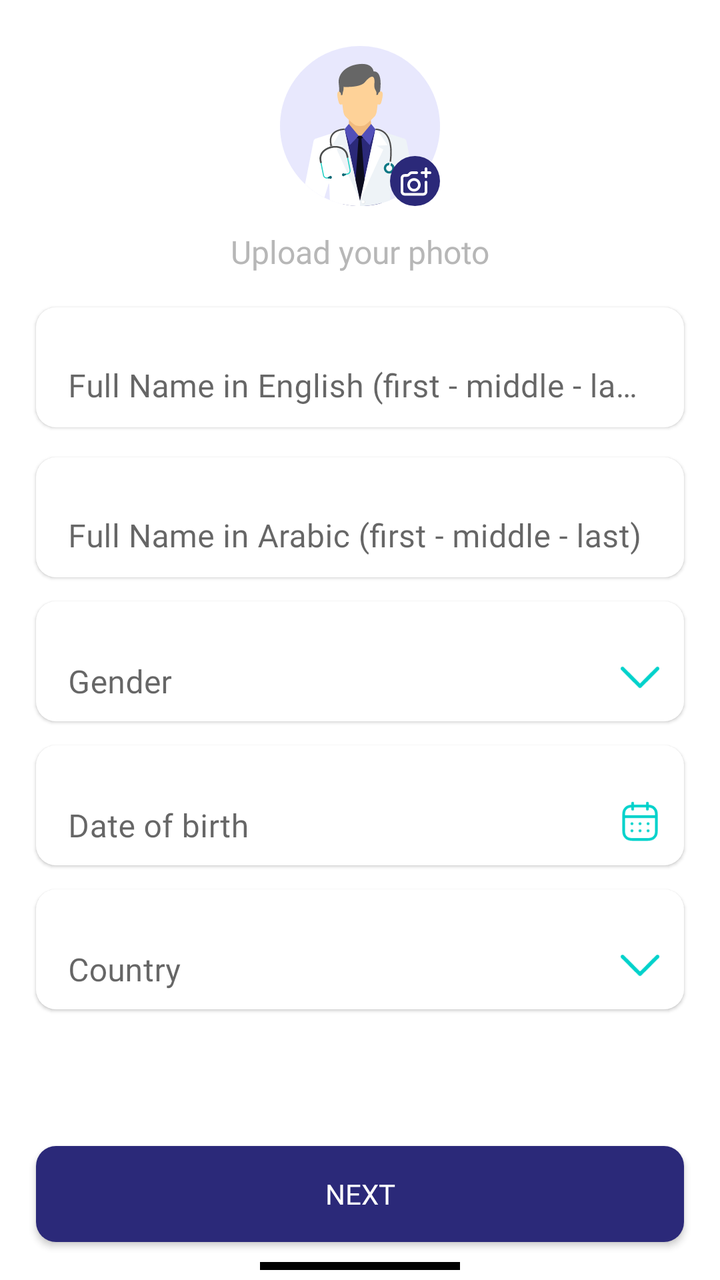
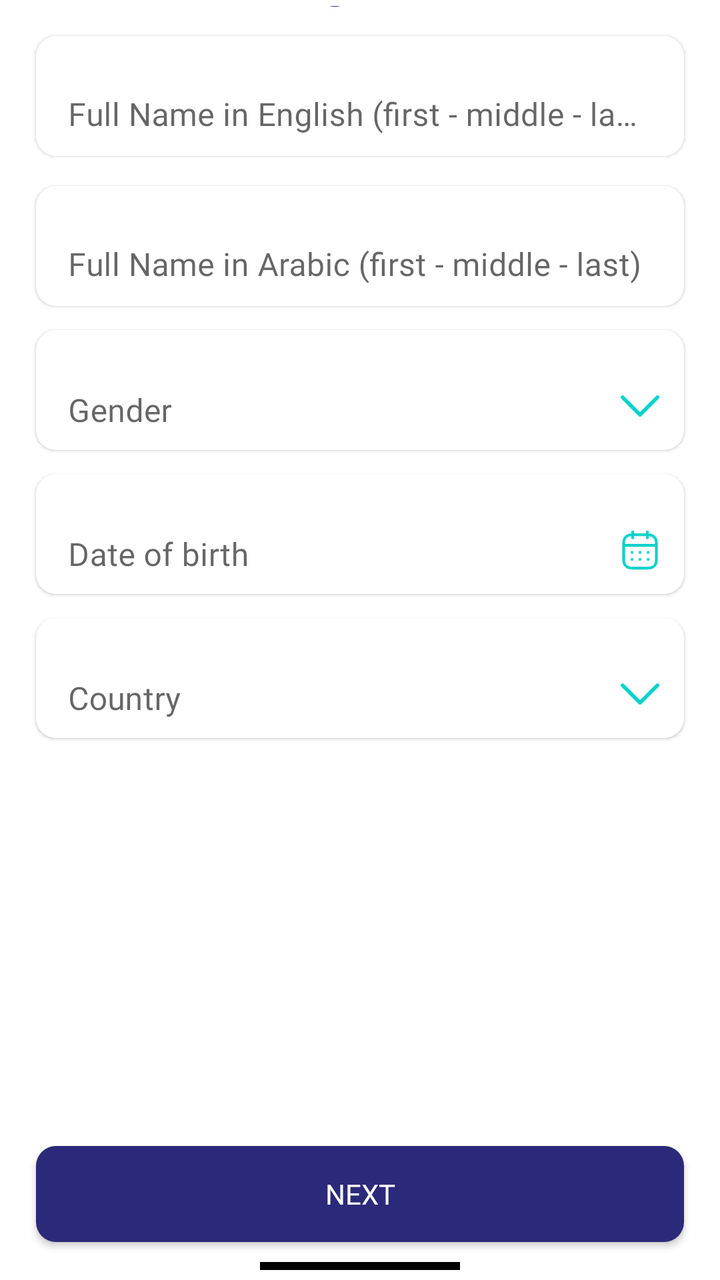

Screens rendered from an Android XML layout before and after an edit, with the pre-edit source and the edit as a unified diff.
<!-- AndroidManifest.xml: application theme Theme.NewDesign -->
<!-- res/layout/personalinfofragment.xml -->
<?xml version="1.0" encoding="utf-8"?>
<androidx.constraintlayout.widget.ConstraintLayout xmlns:android="http://schemas.android.com/apk/res/android"
    xmlns:app="http://schemas.android.com/apk/res-auto"
    xmlns:tools="http://schemas.android.com/tools"
    android:layout_width="match_parent"
    android:layout_height="match_parent"
    tools:context=".fragment.navstrepercontent.PersonalInfoFragment">

    <androidx.core.widget.NestedScrollView
        android:id="@+id/layout"
        android:layout_width="match_parent"
        android:layout_height="0dp"
        app:layout_constraintBottom_toTopOf="@+id/layout_btn"
        app:layout_constraintEnd_toEndOf="parent"
        app:layout_constraintStart_toStartOf="parent"
        app:layout_constraintTop_toTopOf="parent">

        <androidx.constraintlayout.widget.ConstraintLayout
            android:layout_width="match_parent"
            android:layout_height="match_parent"
            android:padding="3dp">

            <com.google.android.material.imageview.ShapeableImageView
                android:id="@+id/iv_doctorProfile"
                android:layout_width="80dp"
                android:layout_height="80dp"
                android:layout_marginTop="20dp"
                android:adjustViewBounds="true"
                android:src="@drawable/iv_doctor_logo"
                app:layout_constraintEnd_toEndOf="parent"
                app:layout_constraintStart_toStartOf="parent"
                app:layout_constraintTop_toTopOf="parent" />

            <androidx.constraintlayout.widget.ConstraintLayout
                android:id="@+id/layout_uploadImage"
                android:layout_width="25dp"
                android:layout_height="25dp"
                android:layout_marginStart="10dp"
                android:background="@drawable/bg_circle"
                app:layout_constraintBottom_toBottomOf="@+id/iv_doctorProfile"
                app:layout_constraintEnd_toEndOf="@+id/iv_doctorProfile">

                <com.google.android.material.imageview.ShapeableImageView
                    android:id="@+id/iv_cam"
                    android:layout_width="18dp"
                    android:layout_height="15dp"
                    android:adjustViewBounds="true"
                    android:src="@drawable/ic_camera"
                    app:layout_constraintBottom_toBottomOf="parent"
                    app:layout_constraintEnd_toEndOf="parent"
                    app:layout_constraintStart_toStartOf="parent"
                    app:layout_constraintTop_toTopOf="parent" />
            </androidx.constraintlayout.widget.ConstraintLayout>

            <androidx.appcompat.widget.AppCompatTextView
                android:id="@+id/tv_uploadPhoto"
                android:layout_width="0dp"
                android:layout_height="wrap_content"
                android:layout_marginTop="10dp"
                android:fontFamily="@font/avenirltstd_roman"
                android:gravity="center"
                android:padding="2dp"
                android:text="@string/upload_your_photo"
                android:textColor="@color/gray"
                android:textSize="16sp"
                app:layout_constraintEnd_toEndOf="parent"
                app:layout_constraintStart_toStartOf="parent"
                app:layout_constraintTop_toBottomOf="@+id/iv_doctorProfile"
                app:layout_constraintWidth_percent=".85" />

            <com.google.android.material.textfield.TextInputLayout
                android:id="@+id/textinput_fullName_En"
                style="@style/Widget.MaterialComponents.TextInputLayout.OutlinedBox"
                android:layout_width="match_parent"
                android:layout_height="60dp"
                android:layout_margin="15dp"
                android:background="@drawable/bg_edittext"
                android:elevation="1dp"
                android:paddingTop="2dp"
                app:boxBackgroundMode="none"
                app:layout_constraintEnd_toEndOf="parent"
                app:layout_constraintStart_toStartOf="parent"
                app:layout_constraintTop_toBottomOf="@+id/tv_uploadPhoto">

                <com.google.android.material.textfield.TextInputEditText
                    android:id="@+id/et_fullName_En"
                    android:layout_width="match_parent"
                    android:layout_height="60dp"
                    android:layout_gravity="center_horizontal"
                    android:fontFamily="@font/avenirltstd_roman"
                    android:gravity="start"
                    android:hint="@string/full_name_in_english_first_middle_last"
                    android:imeOptions="actionNext"
                    android:importantForAutofill="no"
                    android:inputType="text"
                    android:textColor="@color/black"
                    android:textSize="16sp" />

            </com.google.android.material.textfield.TextInputLayout>

            <androidx.appcompat.widget.AppCompatTextView
                android:id="@+id/tv_fullNameError"
                android:layout_width="wrap_content"
                android:layout_height="wrap_content"
                android:layout_marginStart="15dp"
                android:layout_marginTop="7dp"
                android:layout_marginBottom="8dp"
                android:fontFamily="@font/avenirltstd_roman"
                android:gravity="center"
                android:padding="2dp"
                android:text="33333333333333333333333"
                android:textColor="@color/red"
                android:textSize="12sp"
                android:visibility="gone"
                app:layout_constraintBottom_toTopOf="@+id/textinput_fullName_Ar"
                app:layout_constraintStart_toStartOf="parent"
                app:layout_constraintTop_toBottomOf="@+id/textinput_fullName_En" />

            <com.google.android.material.textfield.TextInputLayout
                android:id="@+id/textinput_fullName_Ar"
                style="@style/Widget.MaterialComponents.TextInputLayout.OutlinedBox"
                android:layout_width="match_parent"
                android:layout_height="60dp"
                android:layout_margin="15dp"
                android:background="@drawable/bg_edittext"
                android:elevation="1dp"
                android:hint="@string/full_name_in_arabic_first_middle_last"
                android:paddingTop="2dp"
                app:boxBackgroundMode="none"
                app:layout_constraintEnd_toEndOf="parent"
                app:layout_constraintStart_toStartOf="parent"
                app:layout_constraintTop_toBottomOf="@+id/textinput_fullName_En">

                <com.google.android.material.textfield.TextInputEditText
                    android:id="@+id/et_fullName_AR"
                    android:layout_width="match_parent"
                    android:layout_height="60dp"
                    android:layout_gravity="center_horizontal"
                    android:fontFamily="@font/avenirltstd_roman"
                    android:gravity="start"
                    android:inputType="text"
                    android:imeOptions="actionNext"
                    android:importantForAutofill="no"
                    android:textColor="@color/black"
                    android:textSize="16sp" />

            </com.google.android.material.textfield.TextInputLayout>

            <androidx.appcompat.widget.AppCompatTextView
                android:id="@+id/tv_FullNameARError"
                android:layout_width="wrap_content"
                android:layout_height="wrap_content"
                android:layout_marginStart="15dp"
                android:layout_marginTop="7dp"
                android:layout_marginBottom="8dp"
                android:fontFamily="@font/avenirltstd_roman"
                android:gravity="center"
                android:padding="2dp"
                android:text="33333333333333333333333"
                android:textColor="@color/red"
                android:textSize="12sp"
                android:visibility="gone"
                app:layout_constraintBottom_toTopOf="@+id/layout_gender"
                app:layout_constraintStart_toStartOf="parent"
                app:layout_constraintTop_toBottomOf="@+id/textinput_fullName_Ar" />


            <androidx.constraintlayout.widget.ConstraintLayout
                android:id="@+id/layout_gender"
                android:layout_width="match_parent"
                android:layout_height="wrap_content"
                android:layout_marginStart="15dp"
                android:layout_marginTop="12dp"
                android:layout_marginEnd="15dp"
                android:background="@drawable/bg_edittext"
                android:elevation="1dp"
                app:layout_constraintEnd_toEndOf="parent"
                app:layout_constraintStart_toStartOf="parent"
                app:layout_constraintTop_toBottomOf="@+id/textinput_fullName_Ar">

                <androidx.appcompat.widget.AppCompatImageView
                    android:id="@+id/iv_arrowdown"
                    android:layout_width="20dp"
                    android:layout_height="20dp"
                    android:layout_gravity="center_horizontal"
                    android:layout_marginEnd="12dp"
                    android:layout_marginBottom="12dp"
                    android:gravity="start"
                    android:src="@drawable/ic_arrowdwon"
                    app:layout_constraintBottom_toBottomOf="parent"
                    app:layout_constraintEnd_toEndOf="parent" />

                <com.google.android.material.textfield.TextInputLayout
                    android:id="@+id/textinput_gender"
                    style="@style/Widget.MaterialComponents.TextInputLayout.OutlinedBox"
                    android:layout_width="match_parent"
                    android:layout_height="55dp"
                    android:layout_marginEnd="25dp"
                    android:layout_marginBottom="5dp"
                    android:hint="@string/gender"
                    android:paddingTop="2dp"
                    app:boxBackgroundColor="@color/white"
                    app:boxBackgroundMode="none"
                    app:layout_constraintBottom_toBottomOf="parent"
                    app:layout_constraintEnd_toEndOf="parent"
                    app:layout_constraintStart_toStartOf="parent"
                    app:layout_constraintTop_toTopOf="parent">

                    <com.google.android.material.textfield.TextInputEditText
                        android:id="@+id/et_gender"
                        android:layout_width="match_parent"
                        android:layout_height="55dp"
                        android:layout_gravity="center_horizontal"
                        android:enabled="false"
                        android:imeOptions="actionNext"
                        android:importantForAutofill="no"
                        android:fontFamily="@font/avenirltstd_roman"
                        android:inputType="text"
                        android:textColor="@color/black"
                        android:textSize="16sp" />

                </com.google.android.material.textfield.TextInputLayout>

            </androidx.constraintlayout.widget.ConstraintLayout>
            <androidx.appcompat.widget.AppCompatButton
                    android:id="@+id/btn_layout_gender"
                    android:layout_width="0dp"
                    android:layout_height="0dp"
                    android:background="@android:color/transparent"
                    app:layout_constraintEnd_toEndOf="@+id/layout_gender"
                    app:layout_constraintStart_toStartOf="@+id/layout_gender"
                    app:layout_constraintTop_toTopOf="@+id/layout_gender"
                    app:layout_constraintBottom_toBottomOf="@+id/layout_gender"
            />
            <androidx.appcompat.widget.AppCompatTextView
                android:id="@+id/tv_genderError"
                android:layout_width="wrap_content"
                android:layout_height="wrap_content"
                android:layout_marginStart="15dp"
                android:layout_marginTop="5dp"
                android:layout_marginBottom="5dp"
                android:fontFamily="@font/avenirltstd_roman"
                android:gravity="center"
                android:padding="3dp"
                android:text="555555555555555555555"
                android:textColor="@color/red"
                android:textSize="12sp"
                android:visibility="gone"
                app:layout_constraintBottom_toTopOf="@+id/layout_Date_ofbirth"
                app:layout_constraintStart_toStartOf="parent"
                app:layout_constraintTop_toBottomOf="@+id/layout_gender" />


            <androidx.constraintlayout.widget.ConstraintLayout
                android:id="@+id/layout_Date_ofbirth"
                android:layout_width="match_parent"
                android:layout_height="wrap_content"
                android:layout_marginStart="15dp"
                android:layout_marginTop="12dp"
                android:layout_marginEnd="15dp"
                android:background="@drawable/bg_edittext"
                android:elevation="1dp"
                app:layout_constraintEnd_toEndOf="parent"
                app:layout_constraintStart_toStartOf="parent"
                app:layout_constraintTop_toBottomOf="@+id/layout_gender">

                <androidx.appcompat.widget.AppCompatImageView
                    android:id="@+id/iv_Date"
                    android:layout_width="20dp"
                    android:layout_height="20dp"
                    android:layout_gravity="center_horizontal"
                    android:layout_marginEnd="12dp"
                    android:layout_marginBottom="12dp"
                    android:gravity="start"
                    android:src="@drawable/ic_calender"
                    app:layout_constraintBottom_toBottomOf="parent"
                    app:layout_constraintEnd_toEndOf="parent" />

                <com.google.android.material.textfield.TextInputLayout
                    android:id="@+id/textinput_Date_ofbirth"
                    style="@style/Widget.MaterialComponents.TextInputLayout.OutlinedBox"
                    android:layout_width="match_parent"
                    android:layout_height="55dp"
                    android:layout_marginEnd="25dp"
                    android:layout_marginBottom="5dp"
                    android:hint="@string/date_of_birth"
                    android:paddingTop="2dp"
                    app:boxBackgroundColor="@color/white"
                    app:boxBackgroundMode="none"
                    app:layout_constraintBottom_toBottomOf="parent"
                    app:layout_constraintEnd_toEndOf="parent"
                    app:layout_constraintStart_toStartOf="parent"
                    app:layout_constraintTop_toTopOf="parent">

                    <com.google.android.material.textfield.TextInputEditText
                        android:id="@+id/et_Date_ofbirth"
                        android:layout_width="match_parent"
                        android:layout_height="55dp"
                        android:layout_gravity="center_horizontal"
                        android:enabled="false"
                        android:imeOptions="actionNext"
                        android:importantForAutofill="no"
                        android:fontFamily="@font/avenirltstd_roman"
                        android:inputType="text"
                        android:textColor="@color/black"
                        android:textSize="16sp" />

                </com.google.android.material.textfield.TextInputLayout>

            </androidx.constraintlayout.widget.ConstraintLayout>
            <androidx.appcompat.widget.AppCompatButton
                    android:id="@+id/btn_layout_Date_ofbirth"
                    android:layout_width="0dp"
                    android:layout_height="0dp"
                    android:background="@android:color/transparent"
                    app:layout_constraintEnd_toEndOf="@+id/layout_Date_ofbirth"
                    app:layout_constraintStart_toStartOf="@+id/layout_Date_ofbirth"
                    app:layout_constraintTop_toTopOf="@+id/layout_Date_ofbirth"
                    app:layout_constraintBottom_toBottomOf="@+id/layout_Date_ofbirth"
            />
            <androidx.appcompat.widget.AppCompatTextView
                android:id="@+id/tv_dateOfBirthError"
                android:layout_width="wrap_content"
                android:layout_height="wrap_content"
                android:layout_marginStart="15dp"
                android:layout_marginTop="5dp"
                android:layout_marginBottom="5dp"
                android:fontFamily="@font/avenirltstd_roman"
                android:gravity="center"
                android:padding="3dp"
                android:text="555555555555555555555"
                android:textColor="@color/red"
                android:textSize="12sp"
                android:visibility="gone"
                app:layout_constraintBottom_toTopOf="@+id/layout_Nationality"
                app:layout_constraintStart_toStartOf="parent"
                app:layout_constraintTop_toBottomOf="@+id/layout_Date_ofbirth" />

            <androidx.constraintlayout.widget.ConstraintLayout
                android:id="@+id/layout_Nationality"
                android:layout_width="match_parent"
                android:layout_height="wrap_content"
                android:layout_marginStart="15dp"
                android:layout_marginTop="12dp"
                android:layout_marginEnd="15dp"
                android:background="@drawable/bg_edittext"
                android:elevation="1dp"
                app:layout_constraintEnd_toEndOf="parent"
                app:layout_constraintStart_toStartOf="parent"
                app:layout_constraintTop_toBottomOf="@+id/layout_Date_ofbirth">

                <androidx.appcompat.widget.AppCompatImageView
                    android:id="@+id/iv_Nationality"
                    android:layout_width="20dp"
                    android:layout_height="20dp"
                    android:layout_gravity="center_horizontal"
                    android:layout_marginEnd="12dp"
                    android:layout_marginBottom="12dp"
                    android:gravity="start"
                    android:src="@drawable/ic_arrowdwon"
                    app:layout_constraintBottom_toBottomOf="parent"
                    app:layout_constraintEnd_toEndOf="parent" />

                <com.google.android.material.textfield.TextInputLayout
                    android:id="@+id/textinput_Nationality"
                    style="@style/Widget.MaterialComponents.TextInputLayout.OutlinedBox"
                    android:layout_width="match_parent"
                    android:layout_height="55dp"
                    android:layout_marginEnd="25dp"
                    android:layout_marginBottom="5dp"
                    android:hint="@string/nationality"
                    android:paddingTop="2dp"
                    app:boxBackgroundColor="@color/white"
                    app:boxBackgroundMode="none"
                    app:layout_constraintBottom_toBottomOf="parent"
                    app:layout_constraintEnd_toEndOf="parent"
                    app:layout_constraintStart_toStartOf="parent"
                    app:layout_constraintTop_toTopOf="parent">

                    <com.google.android.material.textfield.TextInputEditText
                        android:id="@+id/et_Nationality"
                        android:layout_width="match_parent"
                        android:layout_height="55dp"
                        android:layout_gravity="center_horizontal"
                        android:enabled="false"
                        android:fontFamily="@font/avenirltstd_roman"
                        android:inputType="text"
                        android:imeOptions="actionDone"
                        android:importantForAutofill="no"
                        android:textColor="@color/black"
                        android:textSize="16sp" />

                </com.google.android.material.textfield.TextInputLayout>

            </androidx.constraintlayout.widget.ConstraintLayout>
            <androidx.appcompat.widget.AppCompatButton
                    android:id="@+id/btn_layout_Nationality"
                    android:layout_width="0dp"
                    android:layout_height="0dp"
                    android:background="@android:color/transparent"
                    app:layout_constraintEnd_toEndOf="@+id/layout_Nationality"
                    app:layout_constraintStart_toStartOf="@+id/layout_Nationality"
                    app:layout_constraintTop_toTopOf="@+id/layout_Nationality"
                    app:layout_constraintBottom_toBottomOf="@+id/layout_Nationality"
            />
            <androidx.appcompat.widget.AppCompatTextView
                android:id="@+id/tv_NationaltyError"
                android:layout_width="wrap_content"
                android:layout_height="wrap_content"
                android:layout_marginStart="15dp"
                android:layout_marginTop="5dp"
                android:layout_marginBottom="5dp"
                android:fontFamily="@font/avenirltstd_roman"
                android:gravity="center"
                android:padding="3dp"
                android:text="555555555555555555555"
                android:textColor="@color/red"
                android:textSize="12sp"
                android:visibility="gone"
                app:layout_constraintBottom_toTopOf="@+id/layout_National_ID"
                app:layout_constraintStart_toStartOf="parent"
                app:layout_constraintTop_toBottomOf="@+id/layout_Nationality" />

            <androidx.constraintlayout.widget.ConstraintLayout
                android:id="@+id/layout_National_ID"
                android:layout_width="match_parent"
                android:layout_height="wrap_content"
                android:layout_marginStart="15dp"
                android:layout_marginTop="12dp"
                android:layout_marginEnd="15dp"
                android:background="@drawable/bg_edittext"
                android:elevation="1dp"
                app:layout_constraintEnd_toEndOf="parent"
                app:layout_constraintStart_toStartOf="parent"
                app:layout_constraintTop_toBottomOf="@+id/layout_Nationality">

                <com.google.android.material.textfield.TextInputLayout
                    android:id="@+id/textinput_NationalID"
                    style="@style/Widget.MaterialComponents.TextInputLayout.OutlinedBox"
                    android:layout_width="match_parent"
                    android:layout_height="55dp"
                    android:layout_marginBottom="5dp"
                    android:hint="@string/national_id"
                    android:paddingTop="2dp"
                    android:visibility="gone"
                    app:boxBackgroundColor="@color/white"
                    app:boxBackgroundMode="none"
                    app:layout_constraintBottom_toBottomOf="parent"
                    app:layout_constraintEnd_toEndOf="parent"
                    app:layout_constraintStart_toStartOf="parent"
                    app:layout_constraintTop_toTopOf="parent">

                    <com.google.android.material.textfield.TextInputEditText
                        android:id="@+id/et_NationalID"
                        android:layout_width="match_parent"
                        android:layout_height="55dp"
                        android:layout_gravity="center_horizontal"
                        android:fontFamily="@font/avenirltstd_roman"
                        android:inputType="number"
                        android:textColor="@color/gray"
                        android:textSize="12sp" />

                </com.google.android.material.textfield.TextInputLayout>

            </androidx.constraintlayout.widget.ConstraintLayout>

            <androidx.constraintlayout.widget.ConstraintLayout
                android:id="@+id/layout_SyndicateID"
                android:layout_width="match_parent"
                android:layout_height="wrap_content"
                android:layout_marginStart="15dp"
                android:layout_marginTop="12dp"
                android:layout_marginEnd="15dp"
                android:layout_marginBottom="5dp"
                android:background="@drawable/bg_edittext"
                android:elevation="1dp"
                android:visibility="gone"
                app:layout_constraintBottom_toBottomOf="parent"
                app:layout_constraintEnd_toEndOf="parent"
                app:layout_constraintStart_toStartOf="parent"
                app:layout_constraintTop_toBottomOf="@+id/layout_National_ID">

                <com.google.android.material.textfield.TextInputLayout
                    android:id="@+id/textinput_SyndicateID"
                    style="@style/Widget.MaterialComponents.TextInputLayout.OutlinedBox"
                    android:layout_width="match_parent"
                    android:layout_height="55dp"
                    android:layout_marginBottom="5dp"
                    android:hint="@string/syndicate_id"
                    android:paddingTop="2dp"
                    app:boxBackgroundColor="@color/white"
                    app:boxBackgroundMode="none"
                    app:layout_constraintBottom_toBottomOf="parent"
                    app:layout_constraintEnd_toEndOf="parent"
                    app:layout_constraintStart_toStartOf="parent"
                    app:layout_constraintTop_toTopOf="parent">

                    <com.google.android.material.textfield.TextInputEditText
                        android:id="@+id/et_SyndicateID"
                        android:layout_width="match_parent"
                        android:layout_height="55dp"
                        android:layout_gravity="center_horizontal"
                        android:fontFamily="@font/avenirltstd_roman"
                        android:inputType="number"
                        android:textColor="@color/gray"
                        android:textSize="12sp" />

                </com.google.android.material.textfield.TextInputLayout>

            </androidx.constraintlayout.widget.ConstraintLayout>

        </androidx.constraintlayout.widget.ConstraintLayout>
    </androidx.core.widget.NestedScrollView>

    <androidx.constraintlayout.widget.ConstraintLayout
        android:id="@+id/layout_btn"
        android:layout_width="match_parent"
        android:layout_height="wrap_content"
        app:layout_constraintBottom_toTopOf="@+id/imageView"
        app:layout_constraintEnd_toEndOf="parent"
        app:layout_constraintStart_toStartOf="parent"
        app:layout_constraintTop_toBottomOf="@+id/layout">

        <androidx.appcompat.widget.AppCompatButton
            android:id="@+id/btn_next"
            android:layout_width="0dp"
            android:layout_height="wrap_content"
            android:layout_marginTop="15dp"
            android:layout_marginBottom="10dp"
            android:background="@drawable/bg_chooselang_button"
            android:fontFamily="@font/avenirltstd_black"
            android:padding="5dp"
            android:text="@string/next"
            android:textColor="@color/white"
            android:textSize="14sp"
            app:layout_constraintBottom_toBottomOf="parent"
            app:layout_constraintEnd_toEndOf="parent"
            app:layout_constraintStart_toStartOf="parent"
            app:layout_constraintTop_toTopOf="parent"
            app:layout_constraintWidth_percent=".9" />

    </androidx.constraintlayout.widget.ConstraintLayout>

    <ProgressBar
        android:id="@+id/progress_bar"
        android:layout_width="wrap_content"
        android:layout_height="wrap_content"
        android:visibility="gone"
        app:layout_constraintBottom_toBottomOf="@+id/layout_btn"
        app:layout_constraintEnd_toEndOf="@+id/layout_btn"
        app:layout_constraintStart_toStartOf="@+id/layout_btn"
        app:layout_constraintTop_toTopOf="@+id/layout_btn" />
    <ProgressBar
        android:id="@+id/progress_barInfo"
        android:layout_width="wrap_content"
        android:layout_height="wrap_content"
        android:visibility="gone"
        app:layout_constraintBottom_toBottomOf="parent"
        app:layout_constraintEnd_toEndOf="parent"
        app:layout_constraintStart_toStartOf="parent"
        app:layout_constraintTop_toTopOf="parent" />

    <ImageView
        android:id="@+id/imageView"
        android:layout_width="100dp"
        android:layout_height="4dp"
        android:layout_marginTop="20dp"
        android:layout_marginBottom="5dp"
        android:adjustViewBounds="true"
        android:background="@color/black"
        android:contentDescription="TODO"
        app:layout_constraintBottom_toBottomOf="parent"
        app:layout_constraintEnd_toEndOf="parent"
        app:layout_constraintStart_toStartOf="parent" />

</androidx.constraintlayout.widget.ConstraintLayout>
<!-- resources referenced by this layout -->
<resources>
  <color name="black">#FF000000</color>
  <color name="gray">#B7B7B7</color>
  <color name="red">#F60707</color>
  <color name="white">#FFFFFFFF</color>
  <!-- drawable bg_chooselang_button (drawable) -->
  <?xml version="1.0" encoding="utf-8"?>
  <shape xmlns:android="http://schemas.android.com/apk/res/android"
      android:shape="rectangle"
      >
  
      <corners android:radius="10dp"/>
      <solid android:color="@color/blue"/>
  
  
  </shape>
  <!-- drawable bg_circle (drawable) -->
  <?xml version="1.0" encoding="utf-8"?>
  <shape xmlns:android="http://schemas.android.com/apk/res/android"
      android:shape="oval"
      >
  
      <size android:width="20dp" android:height="20dp"/>
      <solid android:color="@color/blue"/>
  
  </shape>
  <!-- drawable bg_edittext (drawable) -->
  <?xml version="1.0" encoding="utf-8"?>
  <shape xmlns:android="http://schemas.android.com/apk/res/android"
      android:shape="rectangle"
      >
  
      <solid android:color="@color/white"/>
      <corners android:radius="10dp"/>
  </shape>
  <!-- drawable ic_arrowdwon (drawable) -->
  <vector xmlns:android="http://schemas.android.com/apk/res/android"
      android:width="16dp"
      android:height="10dp"
      android:viewportWidth="16"
      android:viewportHeight="10">
    <path
        android:pathData="M0.47,0.97C0.736,0.703 1.153,0.679 1.446,0.897L1.53,0.97L8,7.439L14.47,0.97C14.736,0.703 15.153,0.679 15.446,0.897L15.53,0.97C15.797,1.236 15.821,1.653 15.603,1.946L15.53,2.03L8.53,9.03C8.264,9.297 7.847,9.321 7.554,9.103L7.47,9.03L0.47,2.03C0.177,1.737 0.177,1.263 0.47,0.97Z"
        android:fillColor="#00D2CB"/>
  </vector>
  <string name="date_of_birth">Date of birth</string>
  <string name="full_name_in_arabic_first_middle_last">Full Name in Arabic (first - middle - last)</string>
  <string name="full_name_in_english_first_middle_last">Full Name in English (first - middle - last)</string>
  <string name="gender">Gender</string>
  <string name="national_id">National ID</string>
  <string name="nationality">Country</string>
  <string name="next">Next</string>
  <string name="syndicate_id">Syndicate ID</string>
  <string name="upload_your_photo">Upload your photo</string>
  <style name="Theme.NewDesign" parent="Theme.MaterialComponents.Light.NoActionBar">
          
          <item name="colorPrimary">@color/purple_500</item>
          <item name="colorPrimaryVariant">@color/purple_700</item>
          <item name="colorOnPrimary">@color/white</item>
          
          <item name="colorSecondary">#0639BA</item>
          <item name="colorSecondaryVariant">@color/teal_700</item>
          <item name="colorOnSecondary">@color/black</item>
          
          <item name="android:statusBarColor">?attr/colorPrimaryVariant</item>
          
      </style>
  <color name="blue">#2B2979</color>
  <color name="purple_500">#FF6200EE</color>
  <color name="purple_700">#FF3700B3</color>
  <color name="teal_700">#FF018786</color>
  <!-- unchanged entries left out for length: 3 -->
</resources>

<!-- the commit's change to res/layout/personalinfofragment.xml (unified diff, before → after) -->
@@ -26,6 +26,7 @@
                 android:layout_height="80dp"
                 android:layout_marginTop="20dp"
                 android:adjustViewBounds="true"
+                android:visibility="gone"
                 android:src="@drawable/iv_doctor_logo"
                 app:layout_constraintEnd_toEndOf="parent"
                 app:layout_constraintStart_toStartOf="parent"
@@ -60,6 +61,7 @@
                 android:fontFamily="@font/avenirltstd_roman"
                 android:gravity="center"
                 android:padding="2dp"
+                android:visibility="gone"
                 android:text="@string/upload_your_photo"
                 android:textColor="@color/gray"
                 android:textSize="16sp"
